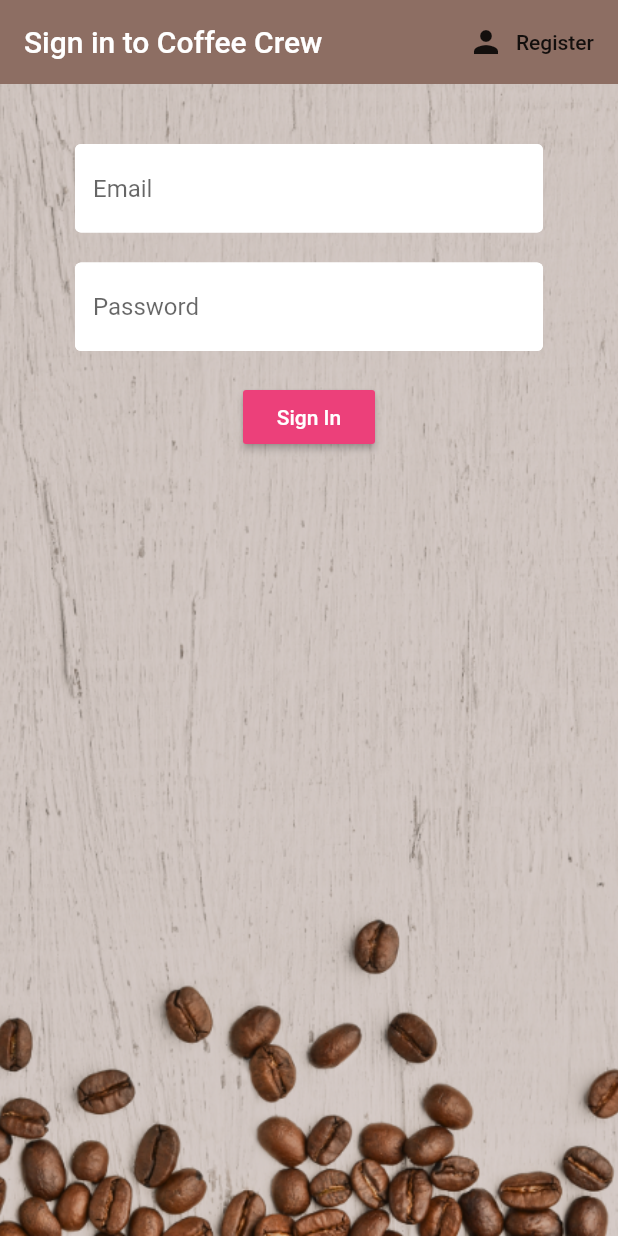
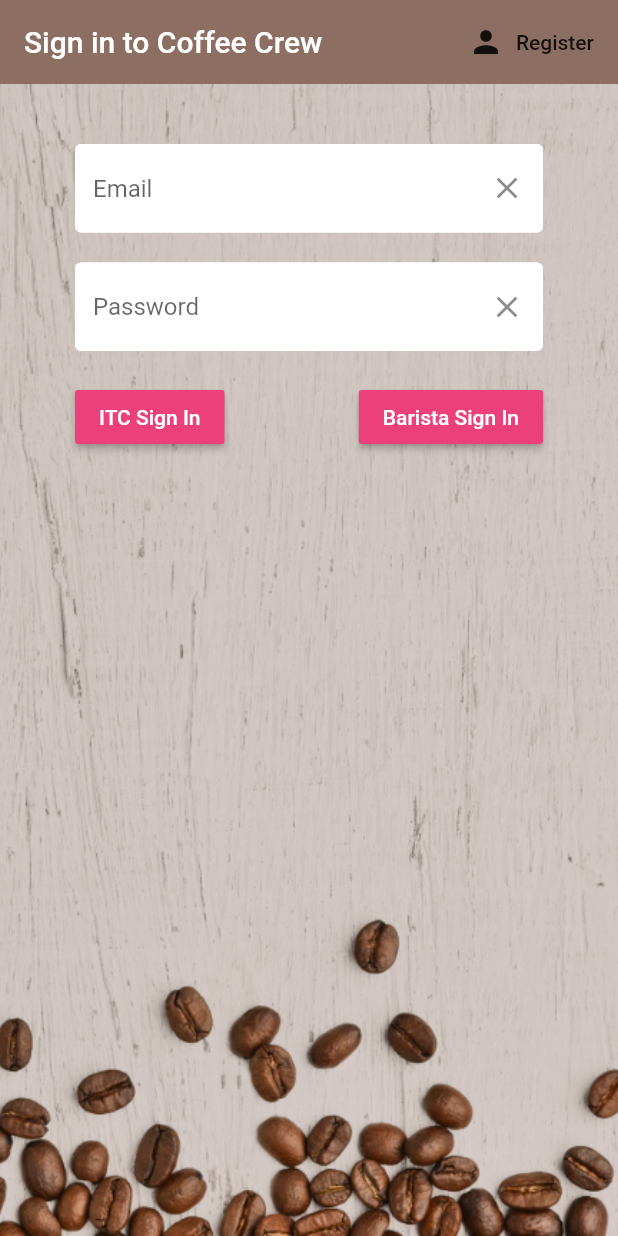
Before and after one commit to AlexSky230/brew_crew, a Flutter app: the screen it shows after launch, on a phone screen of 412 x 824 dp. Run offline on Flutter 3.47's test engine with Material 2 defaults, Android fonts, the phone set to English and light mode, and no system bars; our stand-ins replace cloud_firestore, firebase_auth, firebase_core, flutter_spinkit; accounts and stored records are empty.

Commit message:
Added barista bool to determine if user is barista or ITC member

```diff
--- a/lib/models/user.dart
+++ b/lib/models/user.dart
@@ -1,8 +1,9 @@
 class AppUser {
 
   final String uid;
+  final bool isBarista ;
 
-  AppUser({ this.uid });
+  AppUser({ this.uid, this.isBarista });
 
 }
 
--- a/lib/screens/authenticate/sign_in.dart
+++ b/lib/screens/authenticate/sign_in.dart
@@ -6,19 +6,21 @@ import 'package:sky_brew_crew/services/auth.dart';
 import 'package:firebase_core/firebase_core.dart';
 
 class SignIn extends StatefulWidget {
+  final Function toggleView;
 
-  final Function toggleView;
-  SignIn({ this.toggleView });
+  SignIn({this.toggleView});
 
   @override
   _SignInState createState() => _SignInState();
 }
 
 class _SignInState extends State<SignIn> {
-
   final AuthService _auth = AuthService();
   final _formKey = GlobalKey<FormState>(); //validation form key
   bool loading = false;
+
+  final _emailController = TextEditingController();
+  final _passController = TextEditingController();
 
   // text field state
   String email = '';
@@ -27,7 +29,9 @@ class _SignInState extends State<SignIn> {
 
   @override
   Widget build(BuildContext context) {
-    return loading ? Loading() : Scaffold(
+    return loading
+        ? Loading()
+        : Scaffold(
             backgroundColor: Colors.brown[100],
             appBar: AppBar(
               backgroundColor: Colors.brown[400],
@@ -47,10 +51,10 @@ class _SignInState extends State<SignIn> {
               decoration: BoxDecoration(
                   image: DecorationImage(
                 image: AssetImage('assets/images/coffee_bg.png'),
-              colorFilter: new ColorFilter.mode(Colors.brown.withOpacity(0.3), BlendMode.multiply),
+                colorFilter: new ColorFilter.mode(
+                    Colors.brown.withOpacity(0.3), BlendMode.multiply),
                 fit: BoxFit.cover,
-            )
-        ),
+              )),
               padding: EdgeInsets.symmetric(vertical: 20, horizontal: 50),
               child: Form(
                 key: _formKey,
@@ -58,8 +62,19 @@ class _SignInState extends State<SignIn> {
                   children: [
                     SizedBox(height: 20),
                     TextFormField(
-                decoration: textInputDecoration.copyWith(hintText: 'Email'),
-                validator: (val) => val.isEmpty ? 'Enter an Email' : null,
+                      controller: _emailController,
+                      decoration: textInputDecoration.copyWith(
+                        hintText: 'Email',
+                        suffixIcon: IconButton(
+                            icon: Icon(Icons.clear),
+                            onPressed: () {
+                              _emailController.clear();
+                            }),
+                      ),
+                      validator: (val) => (val.isEmpty ||
+                              val.indexOf('@inthecode.com.au') == -1)
+                          ? 'Please provide valid ITC email'
+                          : null,
                       onChanged: (val) {
                         setState(() {
                           email = val;
@@ -68,8 +83,18 @@ class _SignInState extends State<SignIn> {
                     ),
                     SizedBox(height: 20),
                     TextFormField(
-                decoration: textInputDecoration.copyWith(hintText: 'Password'),
-                validator: (val) => val.length < 6 ? 'Enter a Password longer then 5 characters' : null,
+                      controller: _passController,
+                      decoration: textInputDecoration.copyWith(
+                        hintText: 'Password',
+                        suffixIcon: IconButton(
+                            icon: Icon(Icons.clear),
+                            onPressed: () {
+                              _passController.clear();
+                            }),
+                      ),
+                      validator: (val) => val.length < 6
+                          ? 'Password must be longer then 5 characters'
+                          : null,
                       obscureText: true,
                       onChanged: (val) {
                         setState(() {
@@ -78,10 +103,13 @@ class _SignInState extends State<SignIn> {
                       },
                     ),
                     SizedBox(height: 20),
+                    Row(
+                      mainAxisAlignment: MainAxisAlignment.spaceBetween,
+                      children: [
                         RaisedButton(
                           color: Colors.pink[400],
                           child: Text(
-                  'Sign In',
+                            'ITC Sign In',
                             style: TextStyle(color: Colors.white),
                           ),
                           onPressed: () async {
@@ -90,9 +118,10 @@ class _SignInState extends State<SignIn> {
                                 loading = true;
                               });
 
-                    dynamic result = await _auth.signInWithEmailAndPassword(email, password);
+                              dynamic result = await _auth
+                                  .signInWithEmailAndPassword(email, password);
 
-                    if (result == null){
+                              if (result == null) {
                                 setState(() {
                                   error = 'Incorrect Username or Password';
                                   loading = false;
@@ -100,6 +129,26 @@ class _SignInState extends State<SignIn> {
                               }
                             }
                           },
+                        ),
+                        RaisedButton(
+                          color: Colors.pink[400],
+                          child: Text(
+                            'Barista Sign In',
+                            style: TextStyle(color: Colors.white),
+                          ),
+                          onPressed: () async {
+                            dynamic result = await _auth.signInAnon();
+
+                            if (result == null) {
+                              setState(() {
+                                error =
+                                    'Could not log in. Please try again later';
+                                loading = false;
+                              });
+                            }
+                          },
+                        ),
+                      ],
                     ),
                     SizedBox(height: 12),
                     Text(
--- a/lib/services/auth.dart
+++ b/lib/services/auth.dart
@@ -7,15 +7,18 @@ class AuthService {
   final FirebaseAuth _auth = FirebaseAuth.instance;
 
   // create AppUser based on Firebase User
-  AppUser _userFromFireUser(User user) {
-    return user != null ? AppUser(uid: user.uid) : null;
+  AppUser _userFromFireUser(User user, bool isBarista) {
+    return user != null ? AppUser(uid: user.uid, isBarista: isBarista) : null;
   }
 
   // auth change user stream
   Stream<AppUser> get user {
     return _auth.authStateChanges()
-        // .map((User user) => _userFromFireUser(user));
-    .map(_userFromFireUser); // same as line above, but better not to rely on it
+        .map((User user) {
+          bool isBarista = (user?.email == null);
+          return _userFromFireUser(user, isBarista);
+        });
+
   }
 
 
@@ -24,7 +27,7 @@ class AuthService {
     try {
       UserCredential result = await _auth.signInAnonymously();
       User user = result.user;
-      return _userFromFireUser(user);
+      return _userFromFireUser(user, true);
     }
     catch(e) {
       print(e.toString());
@@ -37,7 +40,7 @@ class AuthService {
     try {
       UserCredential result = await _auth.signInWithEmailAndPassword(email: email, password: password);
       User user = result.user;
-      return _userFromFireUser(user);
+      return _userFromFireUser(user, false);
     }
     catch(e) {
       print(e.toString());
@@ -53,7 +56,7 @@ class AuthService {
 
       await DatabaseService(uid: user.uid).updateUserData('0', 'New member', 1, 'Nothing for now');
 
-      return _userFromFireUser(user);
+      return _userFromFireUser(user, false);
     }
     catch(e) {
       print(e.toString());
```
Also changed, not shown: lib/screens/authenticate/register.dart (+28 -5 lines), lib/screens/home/home.dart (+13 -5 lines). Lines whose indentation alone changed are shown as unchanged.
